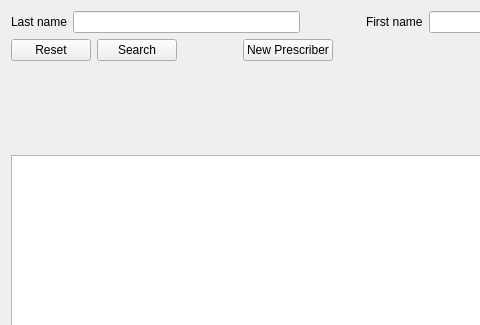
Above: mtrack/prescriberframe.ui from kyledevans/Medicine-Track before the change; both pictures show x 0 to 480 and y 0 to 325 of the 894 by 559 pixel window. Below: the same form after it.
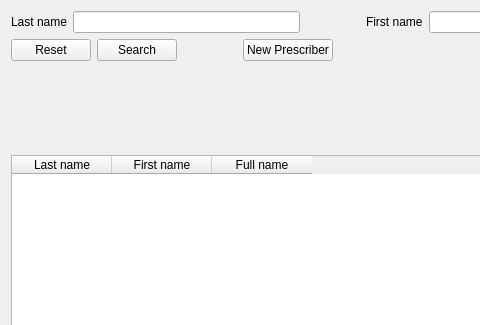
That is the form after the change.

```diff
--- a/mtrack/prescriberframe.ui
+++ b/mtrack/prescriberframe.ui
@@ -168,13 +168,31 @@
     </layout>
    </item>
    <item>
-    <widget class="QTableView" name="resultTable">
+    <widget class="QTableWidget" name="resultTable">
      <property name="contextMenuPolicy">
       <enum>Qt::ActionsContextMenu</enum>
      </property>
      <property name="selectionBehavior">
       <enum>QAbstractItemView::SelectRows</enum>
      </property>
+     <property name="columnCount">
+      <number>3</number>
+     </property>
+     <column>
+      <property name="text">
+       <string>Last name</string>
+      </property>
+     </column>
+     <column>
+      <property name="text">
+       <string>First name</string>
+      </property>
+     </column>
+     <column>
+      <property name="text">
+       <string>Full name</string>
+      </property>
+     </column>
     </widget>
    </item>
   </layout>
```
